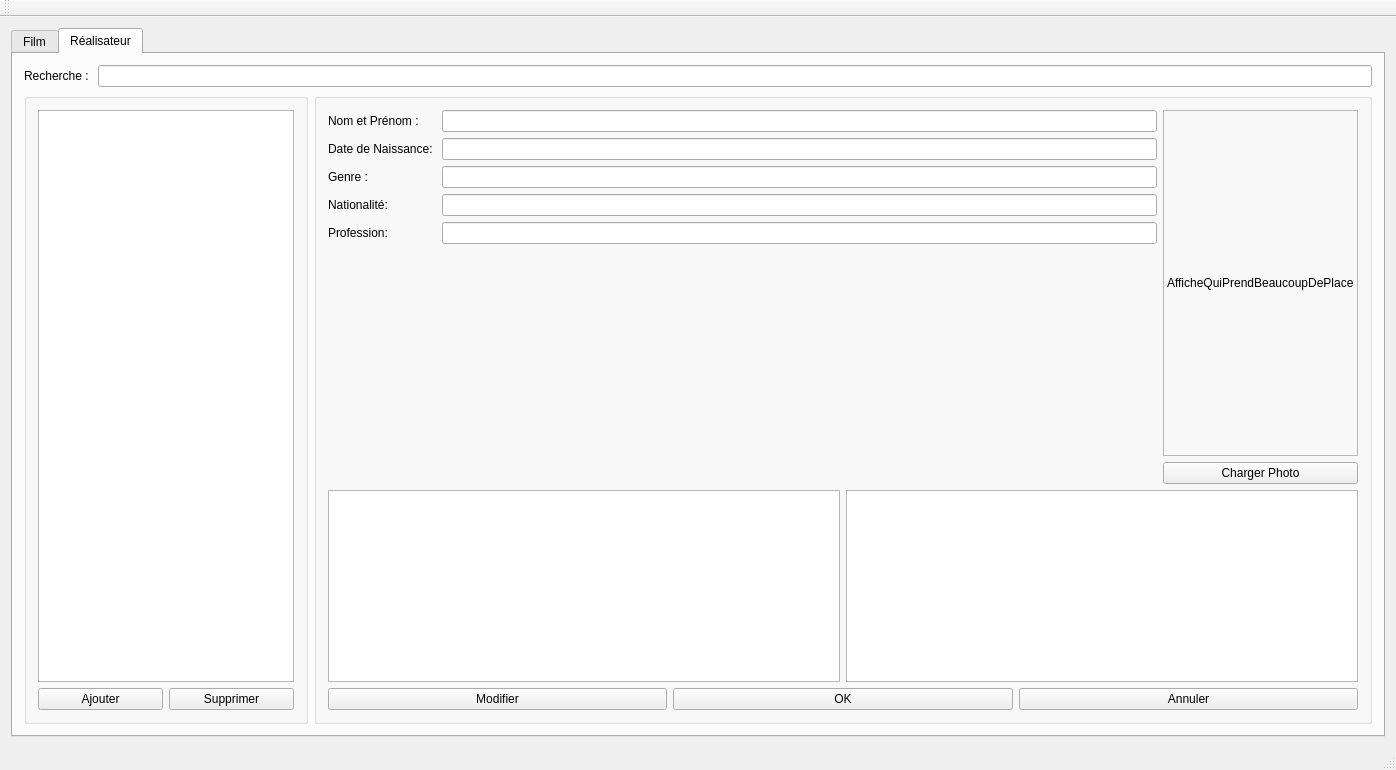
formationc-aelion/ProjectEquipe1, file Application/Interface/mainwindow.ui: the form before one commit.
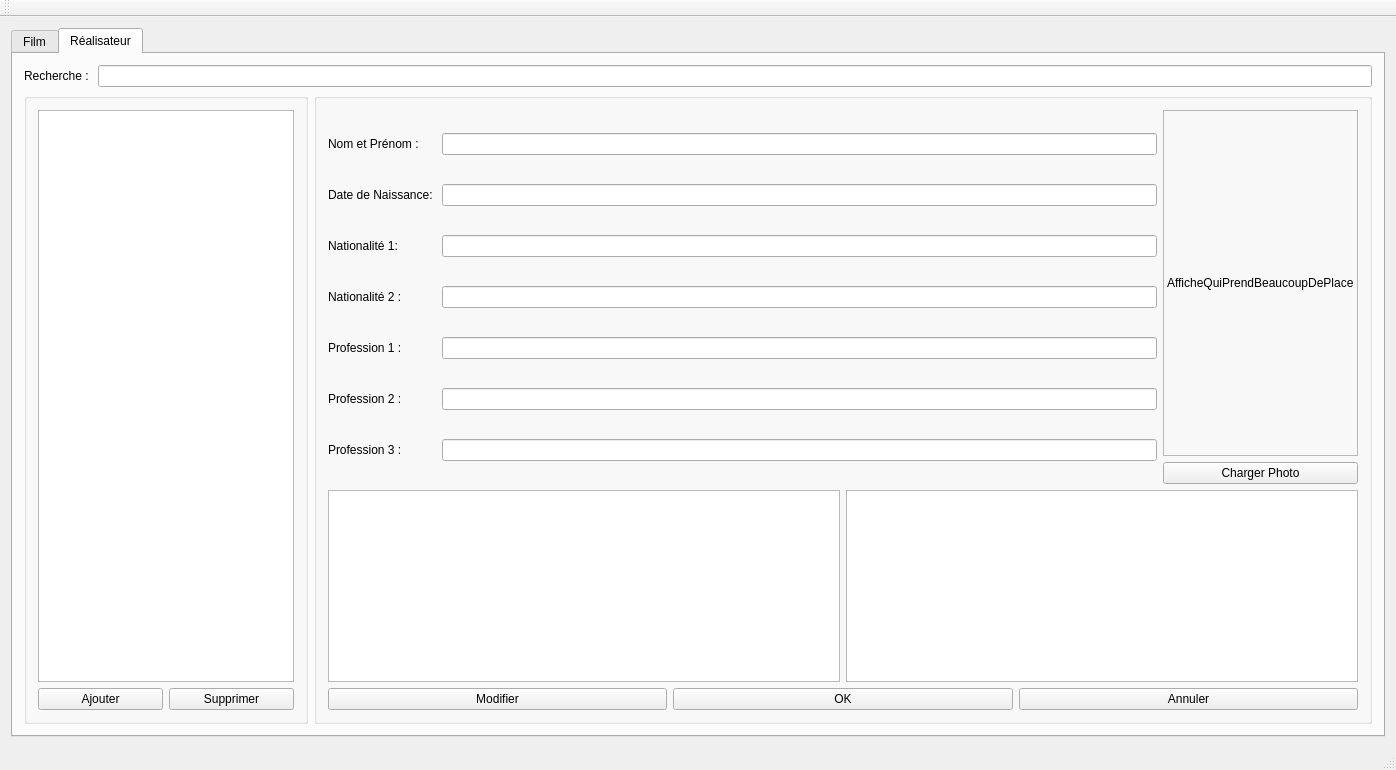
The form after the commit.

Commit message: Mise à jour Fonction vérouillage et dévérouillage Staff Création mapping staff Création line edit nationalité B / profession B et C Suppression line edit genre pour staff

```diff
--- a/Application/Interface/mainwindow.ui
+++ b/Application/Interface/mainwindow.ui
@@ -386,8 +386,8 @@
              </item>
             </layout>
            </item>
-           <item row="0" column="0">
-            <layout class="QFormLayout" name="formLayout">
+           <item row="0" column="0" rowspan="2">
+            <layout class="QGridLayout" name="gridLayout">
              <item row="0" column="0">
               <widget class="QLabel" name="lbNomStaff">
                <property name="text">
@@ -413,34 +413,54 @@
               </widget>
              </item>
              <item row="2" column="0">
-              <widget class="QLabel" name="lbSexe">
+              <widget class="QLabel" name="lbNationalite">
                <property name="text">
-                <string>Genre :</string>
+                <string>Nationalité 1: </string>
                </property>
               </widget>
              </item>
              <item row="2" column="1">
-              <widget class="QLineEdit" name="leSexe"/>
+              <widget class="QLineEdit" name="leNationalite"/>
              </item>
              <item row="3" column="0">
-              <widget class="QLabel" name="lbNationalite">
+              <widget class="QLabel" name="lbVO_3">
                <property name="text">
-                <string>Nationalité: </string>
+                <string>Nationalité 2 :</string>
                </property>
               </widget>
              </item>
              <item row="3" column="1">
-              <widget class="QLineEdit" name="leNationalite"/>
+              <widget class="QLineEdit" name="leNationaliteB"/>
              </item>
              <item row="4" column="0">
-              <widget class="QLabel" name="lbVO_3">
+              <widget class="QLabel" name="label">
                <property name="text">
-                <string>Profession: </string>
+                <string>Profession 1 : </string>
                </property>
               </widget>
              </item>
              <item row="4" column="1">
-              <widget class="QLineEdit" name="leProfession"/>
+              <widget class="QLineEdit" name="leProfessionA"/>
+             </item>
+             <item row="5" column="0">
+              <widget class="QLabel" name="label_2">
+               <property name="text">
+                <string>Profession 2 :</string>
+               </property>
+              </widget>
+             </item>
+             <item row="5" column="1">
+              <widget class="QLineEdit" name="leProfessionB"/>
+             </item>
+             <item row="6" column="0">
+              <widget class="QLabel" name="label_3">
+               <property name="text">
+                <string>Profession 3 :</string>
+               </property>
+              </widget>
+             </item>
+             <item row="6" column="1">
+              <widget class="QLineEdit" name="leProfessionC"/>
              </item>
             </layout>
            </item>
```
Left out of the diff: 78 changed lines with no effect on the pictures. The commit also changes 2 other files.
